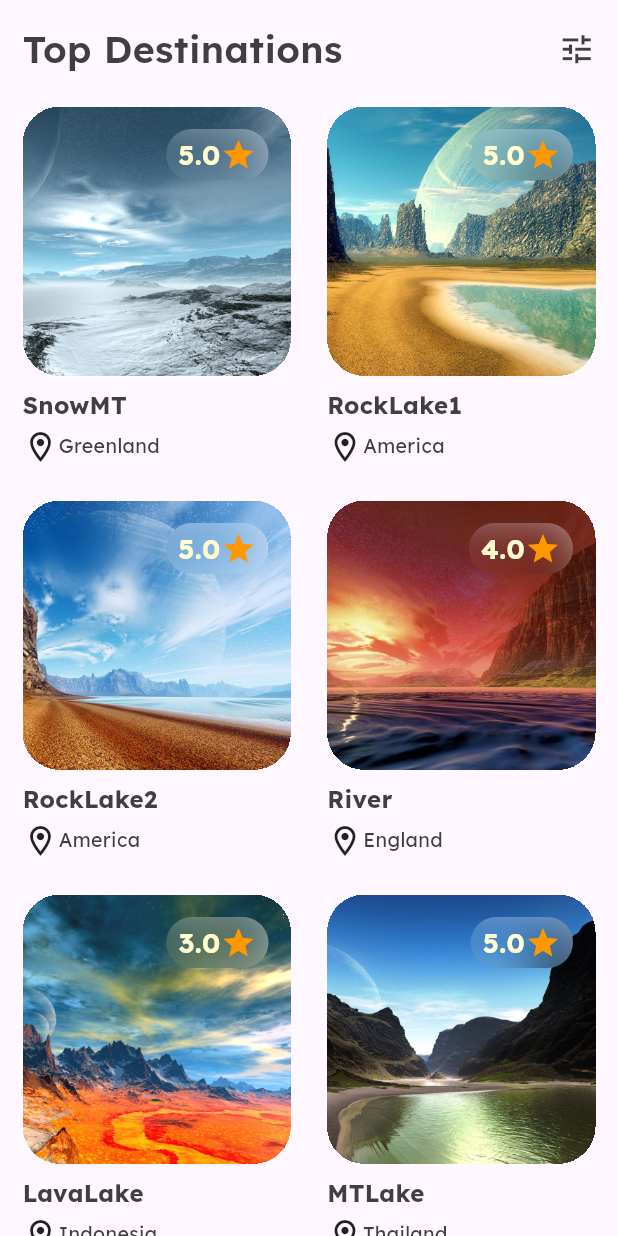
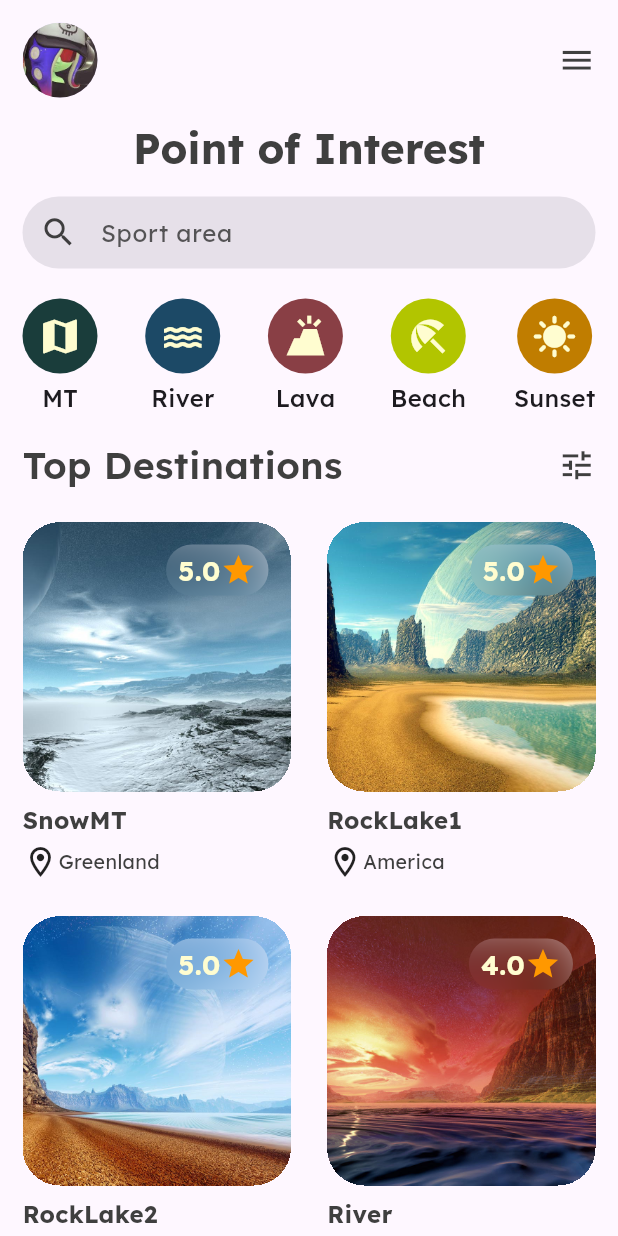
Before and after one commit to Weeraphat-T/mytravel, a Flutter app: the screen it shows after launch, on a phone screen of 412 x 824 dp. Run offline on Flutter 3.47's test engine with Material 3 defaults, Android fonts, the phone set to English and light mode, and no system bars; our stand-ins replace flutter_staggered_animations, google_fonts.

Commit message:
10-2-2025
lol

```diff
--- a/lib/constants/colors.dart
+++ b/lib/constants/colors.dart
@@ -6,3 +6,5 @@ const secondaryColors = Color.fromRGBO(48, 48, 48, 0.925);
 const greenbaseColors = Color(0xFF1A3D3B);
 const bluebaseColors = Color(0xFF1C4966);
 const redbaseColors = Color(0xFF893F45);
+const yellowbaseColors = Color.fromARGB(255, 178, 197, 0);
+const orangebaseColors = Color.fromARGB(255, 192, 125, 0);
--- a/lib/screens/home_screen.dart
+++ b/lib/screens/home_screen.dart
@@ -1,9 +1,11 @@
 import 'package:flutter/material.dart';
 import 'package:flutter_staggered_animations/flutter_staggered_animations.dart';
-import 'package:flutter_test/flutter_test.dart';
 import 'package:mytravel/constants/colors.dart';
 import 'package:mytravel/models/data.dart';
 import 'package:mytravel/widgets/destination.dart';
+import 'package:mytravel/widgets/icon_tab.dart';
+import 'package:mytravel/widgets/profile.dart';
+import 'package:mytravel/widgets/searchbar.dart';
 
 class HomeScreen extends StatelessWidget {
   const HomeScreen({super.key});
@@ -17,6 +19,33 @@ class HomeScreen extends StatelessWidget {
           padding: const EdgeInsets.all(15),
           child: Column(
             children: [
+              //row 1 - profile image and name
+              const ProfileWidget(),
+              //row 2
+              const SizedBox(
+                height: 15,
+              ),
+              Text(
+                'Point of Interest',
+                style: Theme.of(context).textTheme.headlineMedium!.copyWith(
+                      color: secondaryColors,
+                      fontWeight: FontWeight.bold,
+                    ),
+              ),
+              //row 3 = textfromfield
+              const SizedBox(
+                height: 15,
+              ),
+              const SearchingBar(),
+              //row 4
+              const SizedBox(
+                height: 20,
+              ),
+              const IconTab(),
+              //row5 = top destinations
+              const SizedBox(
+                height: 15,
+              ),
               const Row(
                 children: [
                   Text(
@@ -31,7 +60,9 @@ class HomeScreen extends StatelessWidget {
                   Icon(Icons.tune, size: 25, color: secondaryColors),
                 ],
               ),
-              const SizedBox(height: 20,), //Row5
+              const SizedBox(
+                height: 20,
+              ), //Row5
               GridView.count(
                 crossAxisCount: 2,
                 scrollDirection: Axis.vertical,
@@ -47,15 +78,13 @@ class HomeScreen extends StatelessWidget {
                       columnCount: 2,
                       child: SlideAnimation(
                         child: FadeInAnimation(
-                          child: DestinationWidget(
-                            name: e.name,
-                            image: e.image,
-                            rate: e.rate,
-                            location: e.location,
-                          )
-                        ),
-                      )
-                    );
+                            child: DestinationWidget(
+                          name: e.name,
+                          image: e.image,
+                          rate: e.rate,
+                          location: e.location,
+                        )),
+                      ));
                 }),
               ), //Row6
             ],
--- /dev/null
+++ b/lib/widgets/icon_tab.dart
@@ -0,0 +1,31 @@
+import 'package:flutter/material.dart';
+import 'package:mytravel/constants/colors.dart';
+import 'package:mytravel/widgets/icon_widget.dart';
+
+class IconTab extends StatelessWidget {
+  const IconTab({
+    super.key,
+  });
+
+  @override
+  Widget build(BuildContext context) {
+    return const Row(
+      mainAxisAlignment: MainAxisAlignment.spaceBetween,
+      children: [
+        IconWidget(
+          title: 'MT',
+          color: greenbaseColors,
+          icon: Icons.map,
+        ),
+        IconWidget(title: 'River', color: bluebaseColors, icon: Icons.water),
+        IconWidget(title: 'Lava', color: redbaseColors, icon: Icons.volcano),
+        IconWidget(
+          title: 'Beach',
+          color: yellowbaseColors,
+          icon: Icons.beach_access,
+        ),
+        IconWidget(title: 'Sunset', color: orangebaseColors, icon: Icons.sunny),
+      ],
+    );
+  }
+}
--- /dev/null
+++ b/lib/widgets/icon_widget.dart
@@ -0,0 +1,47 @@
+import 'package:flutter/material.dart';
+import 'package:mytravel/constants/colors.dart';
+
+class IconWidget extends StatelessWidget {
+  const IconWidget({
+    super.key,
+    required this.title,
+    required this.color,
+    required this.icon,
+  });
+
+  final String title;
+  final Color color;
+  final IconData icon;
+
+  @override
+  Widget build(BuildContext context) {
+    return Column(
+      children: [
+        Container(
+          height: 50,
+          width: 50,
+          decoration: BoxDecoration(
+            color: color,
+            shape: BoxShape.circle,
+          ),
+          padding: const EdgeInsets.all(8),
+          child: Icon(
+            icon,
+            size: 30,
+            color: primaryColors,
+          ),
+        ),
+        const SizedBox(
+          height: 5,
+        ),
+        Text(
+          title,
+          style: const TextStyle(
+            fontSize: 16,
+            fontWeight: FontWeight.w500,
+          ),
+        )
+      ],
+    );
+  }
+}
--- /dev/null
+++ b/lib/widgets/profile.dart
@@ -0,0 +1,26 @@
+import 'package:flutter/material.dart';
+import 'package:mytravel/constants/colors.dart';
+
+class ProfileWidget extends StatelessWidget {
+  const ProfileWidget({
+    super.key,
+  });
+
+  @override
+  Widget build(BuildContext context) {
+    return const Row(
+      children: [
+        CircleAvatar(
+          backgroundImage: AssetImage('assets/images/Profile.jpg'),
+          radius: 25,
+        ),
+        Spacer(),
+        Icon(
+          Icons.menu,
+          size: 25,
+          color: secondaryColors,
+        ),
+      ],
+    );
+  }
+}
--- /dev/null
+++ b/lib/widgets/searchbar.dart
@@ -0,0 +1,31 @@
+import 'package:flutter/material.dart';
+import 'package:mytravel/constants/colors.dart';
+
+class SearchingBar extends StatelessWidget {
+  const SearchingBar({
+    super.key,
+  });
+
+  @override
+  Widget build(BuildContext context) {
+    return TextFormField(
+      cursorColor: secondaryColors,
+      decoration: InputDecoration(
+          contentPadding: const EdgeInsets.fromLTRB(10, 10, 10, 5),
+          hintText: 'Sport area',
+          hintStyle: TextStyle(
+            color: secondaryColors.withOpacity(0.8),
+          ),
+          filled: true,
+          border: OutlineInputBorder(
+            borderRadius: BorderRadius.circular(30),
+            borderSide: BorderSide.none,
+          ),
+          prefixIcon: const Icon(
+            Icons.search,
+            size: 25,
+            color: secondaryColors,
+          )),
+    );
+  }
+}
```
Also changed, not shown: pubspec.lock.
